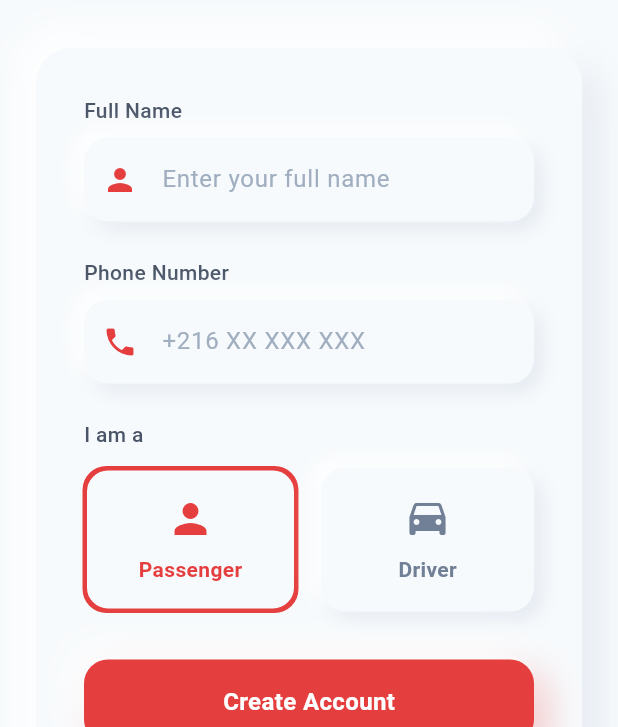
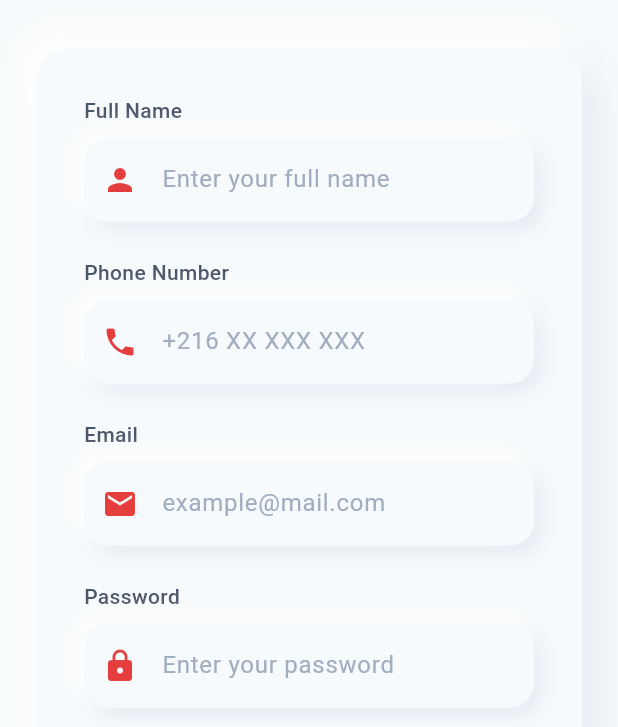
Before and after one commit to huww00/nwaslouk, a Flutter app: the SignUpPage screen opened by its route, on a phone screen of 412 x 824 dp, the part 509-1236 px from its top. Run offline on Flutter 3.47's test engine with Material 3 defaults, Android fonts, the phone set to English and light mode, and no system bars; our stand-ins replace dartz, dio, flutter_dotenv, flutter_riverpod, get_it, logger and 1 more; accounts and stored records are empty.

Commit message:
Refactor authentication to use email/password instead of phone/OTP
Co-authored-by: hgfdsnbv820 <hgfdsnbv820@gmail.com>

```diff
--- a/nwaslouk/lib/data/repositories_impl/auth_repository_impl.dart
+++ b/nwaslouk/lib/data/repositories_impl/auth_repository_impl.dart
@@ -13,9 +13,9 @@ class AuthRepositoryImpl implements AuthRepository {
   AuthRepositoryImpl({required this.api, required this.localStore});
 
   @override
-  Future<Either<Failure, AuthToken>> signIn({required String phone, required String otp}) async {
+  Future<Either<Failure, AuthToken>> signIn({required String identifier, required String password}) async {
     try {
-      final res = await api.signIn({'phone': phone, 'otp': otp});
+      final res = await api.signIn({'identifier': identifier, 'password': password});
       final token = (res.data as Map<String, dynamic>)['token'] as String;
       await localStore.saveAuthToken(token);
       return Right(AuthToken(token));
--- a/nwaslouk/lib/domain/repositories/auth_repository.dart
+++ b/nwaslouk/lib/domain/repositories/auth_repository.dart
@@ -4,7 +4,7 @@ import '../entities/auth_token.dart';
 
 abstract class AuthRepository {
   Future<Either<Failure, AuthToken>> signIn({
-    required String phone,
-    required String otp,
+    required String identifier,
+    required String password,
   });
 }
--- a/nwaslouk/lib/domain/usecases/auth/sign_in_usecase.dart
+++ b/nwaslouk/lib/domain/usecases/auth/sign_in_usecase.dart
@@ -4,9 +4,9 @@ import '../../entities/auth_token.dart';
 import '../../repositories/auth_repository.dart';
 
 class SignInParams {
-  final String phone;
-  final String otp;
-  const SignInParams({required this.phone, required this.otp});
+  final String identifier; // email or phone
+  final String password;
+  const SignInParams({required this.identifier, required this.password});
 }
 
 class SignInUseCase {
@@ -14,6 +14,6 @@ class SignInUseCase {
   const SignInUseCase(this.repository);
 
   Future<Either<Failure, AuthToken>> call(SignInParams params) {
-    return repository.signIn(phone: params.phone, otp: params.otp);
+    return repository.signIn(identifier: params.identifier, password: params.password);
   }
 }
--- a/nwaslouk/lib/presentation/features/authentication/pages/sign_up_page.dart
+++ b/nwaslouk/lib/presentation/features/authentication/pages/sign_up_page.dart
@@ -149,6 +149,61 @@ class SignUpPage extends ConsumerWidget {
                       onChanged: notifier.updatePhone,
                       prefixIcon: const Icon(
                         Icons.phone,
+                        color: Color(0xFFE53E3E),
+                      ),
+                    ),
+
+                    const SizedBox(height: 24),
+
+                    // Email
+                    SoftUITextField(
+                      label: 'Email',
+                      hint: 'example@mail.com',
+                      keyboardType: TextInputType.emailAddress,
+                      onChanged: notifier.updateEmail,
+                      prefixIcon: const Icon(
+                        Icons.email,
+                        color: Color(0xFFE53E3E),
+                      ),
+                    ),
+
+                    const SizedBox(height: 24),
+
+                    // Password
+                    SoftUITextField(
+                      label: 'Password',
+                      hint: 'Enter your password',
+                      obscureText: true,
+                      onChanged: notifier.updatePassword,
+                      prefixIcon: const Icon(
+                        Icons.lock,
+                        color: Color(0xFFE53E3E),
+                      ),
+                    ),
+
+                    const SizedBox(height: 24),
+
+                    // Confirm Password
+                    SoftUITextField(
+                      label: 'Confirm Password',
+                      hint: 'Re-enter your password',
+                      obscureText: true,
+                      onChanged: notifier.updateConfirmPassword,
+                      prefixIcon: const Icon(
+                        Icons.lock_outline,
+                        color: Color(0xFFE53E3E),
+                      ),
+                    ),
+
+                    const SizedBox(height: 24),
+
+                    // Location
+                    SoftUITextField(
+                      label: 'Location',
+                      hint: 'Your city or address',
+                      onChanged: notifier.updateLocation,
+                      prefixIcon: const Icon(
+                        Icons.location_on,
                         color: Color(0xFFE53E3E),
                       ),
                     ),
--- a/nwaslouk/lib/presentation/features/authentication/providers/sign_in_provider.dart
+++ b/nwaslouk/lib/presentation/features/authentication/providers/sign_in_provider.dart
@@ -3,22 +3,22 @@ import '../../../../core/di/service_locator.dart';
 import '../../../../domain/usecases/auth/sign_in_usecase.dart';
 
 class SignInState {
-  final String phone;
-  final String otp;
+  final String identifier; // email or phone
+  final String password;
   final bool isLoading;
   final String? error;
 
   const SignInState({
-    this.phone = '',
-    this.otp = '',
+    this.identifier = '',
+    this.password = '',
     this.isLoading = false,
     this.error,
   });
 
-  SignInState copyWith({String? phone, String? otp, bool? isLoading, String? error}) =>
+  SignInState copyWith({String? identifier, String? password, bool? isLoading, String? error}) =>
       SignInState(
-        phone: phone ?? this.phone,
-        otp: otp ?? this.otp,
+        identifier: identifier ?? this.identifier,
+        password: password ?? this.password,
         isLoading: isLoading ?? this.isLoading,
         error: error,
       );
@@ -28,12 +28,12 @@ class SignInNotifier extends StateNotifier<SignInState> {
   final SignInUseCase _signInUseCase = sl<SignInUseCase>();
   SignInNotifier() : super(const SignInState());
 
-  void updatePhone(String v) => state = state.copyWith(phone: v, error: null);
-  void updateOtp(String v) => state = state.copyWith(otp: v, error: null);
+  void updateIdentifier(String v) => state = state.copyWith(identifier: v, error: null);
+  void updatePassword(String v) => state = state.copyWith(password: v, error: null);
 
   Future<bool> signIn() async {
     state = state.copyWith(isLoading: true, error: null);
-    final result = await _signInUseCase(SignInParams(phone: state.phone, otp: state.otp));
+    final result = await _signInUseCase(SignInParams(identifier: state.identifier, password: state.password));
     return result.fold((l) {
       state = state.copyWith(isLoading: false, error: l.message);
       return false;
--- a/nwaslouk/lib/presentation/features/authentication/providers/sign_up_provider.dart
+++ b/nwaslouk/lib/presentation/features/authentication/providers/sign_up_provider.dart
@@ -3,6 +3,10 @@ import 'package:flutter_riverpod/flutter_riverpod.dart';
 class SignUpState {
   final String name;
   final String phone;
+  final String email;
+  final String password;
+  final String confirmPassword;
+  final String location;
   final bool isDriver;
   final bool isLoading;
   final String? error;
@@ -10,6 +14,10 @@ class SignUpState {
   const SignUpState({
     this.name = '',
     this.phone = '',
+    this.email = '',
+    this.password = '',
+    this.confirmPassword = '',
+    this.location = '',
     this.isDriver = false,
     this.isLoading = false,
     this.error,
@@ -18,6 +26,10 @@ class SignUpState {
   SignUpState copyWith({
     String? name,
     String? phone,
+    String? email,
+    String? password,
+    String? confirmPassword,
+    String? location,
     bool? isDriver,
     bool? isLoading,
     String? error,
@@ -25,6 +37,10 @@ class SignUpState {
       SignUpState(
         name: name ?? this.name,
         phone: phone ?? this.phone,
+        email: email ?? this.email,
+        password: password ?? this.password,
+        confirmPassword: confirmPassword ?? this.confirmPassword,
+        location: location ?? this.location,
         isDriver: isDriver ?? this.isDriver,
         isLoading: isLoading ?? this.isLoading,
         error: error,
@@ -36,6 +52,10 @@ class SignUpNotifier extends StateNotifier<SignUpState> {
 
   void updateName(String value) => state = state.copyWith(name: value, error: null);
   void updatePhone(String value) => state = state.copyWith(phone: value, error: null);
+  void updateEmail(String value) => state = state.copyWith(email: value, error: null);
+  void updatePassword(String value) => state = state.copyWith(password: value, error: null);
+  void updateConfirmPassword(String value) => state = state.copyWith(confirmPassword: value, error: null);
+  void updateLocation(String value) => state = state.copyWith(location: value, error: null);
   void updateIsDriver(bool value) => state = state.copyWith(isDriver: value, error: null);
 
   Future<bool> signUp() async {
@@ -54,12 +74,31 @@ class SignUpNotifier extends StateNotifier<SignUpState> {
       return false;
     }
 
+    if (state.email.isEmpty || !state.email.contains('@')) {
+      state = state.copyWith(error: 'Please enter a valid email');
+      return false;
+    }
+
+    if (state.password.length < 6) {
+      state = state.copyWith(error: 'Password must be at least 6 characters');
+      return false;
+    }
+
+    if (state.password != state.confirmPassword) {
+      state = state.copyWith(error: 'Passwords do not match');
+      return false;
+    }
+
+    if (state.location.isEmpty) {
+      state = state.copyWith(error: 'Please enter your location');
+      return false;
+    }
+
     state = state.copyWith(isLoading: true, error: null);
 
     try {
       // Simulate API call
       await Future.delayed(const Duration(seconds: 2));
-
       // Mock success - in real implementation, this would call the API
       state = state.copyWith(isLoading: false);
       return true;
```
Also changed, not shown: nwaslouk/lib/presentation/features/authentication/pages/sign_in_page.dart (+11 -10 lines).
